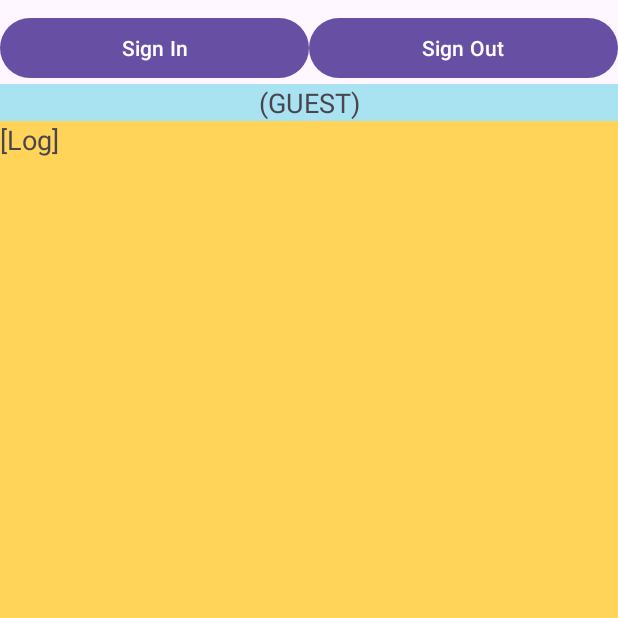
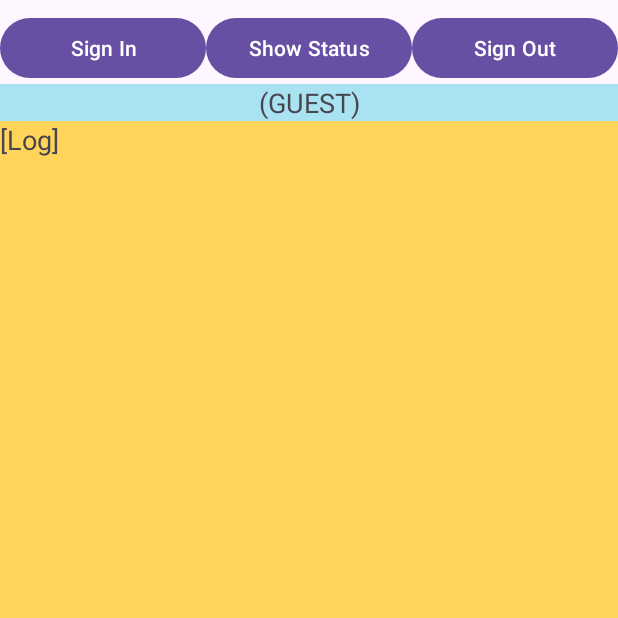
Before and after one commit to yaso28/IntuneSample, an Android app: the screen it shows after launch (MainActivity), on a phone screen of 412 x 824 dp, the top half of it. Run offline under Robolectric (Android 15) with nearby library versions, the phone set to English and light mode, and no system bars; libraries missing offline, so code that uses them is left out: com.microsoft.identity, com.microsoft.intune; 3 statements that could not run were skipped.

Commit message:
showStatusを追加

```diff
--- a/app/build.gradle.kts
+++ b/app/build.gradle.kts
@@ -21,8 +21,8 @@ android {
         applicationId = "com.yaso28.sample202506"
         minSdk = 24
         targetSdk = 35
-        versionCode = 6
-        versionName = "0.0.6"
+        versionCode = 8
+        versionName = "0.0.8"
 
         testInstrumentationRunner = "androidx.test.runner.AndroidJUnitRunner"
     }
--- a/app/src/main/res/layout/activity_main.xml
+++ b/app/src/main/res/layout/activity_main.xml
@@ -24,6 +24,13 @@
             android:layout_weight="1"
             android:layout_height="wrap_content"
             android:text="Sign In" />
+
+        <Button
+            android:id="@+id/btnShowStatus"
+            android:layout_width="0dp"
+            android:layout_weight="1"
+            android:layout_height="wrap_content"
+            android:text="Show Status" />
 
         <Button
             android:id="@+id/btnSignOut"
```
Also changed, not shown: app/src/main/java/com/yaso28/sample202506/MainActivity.kt (+30 -1 lines), 3 other files.
